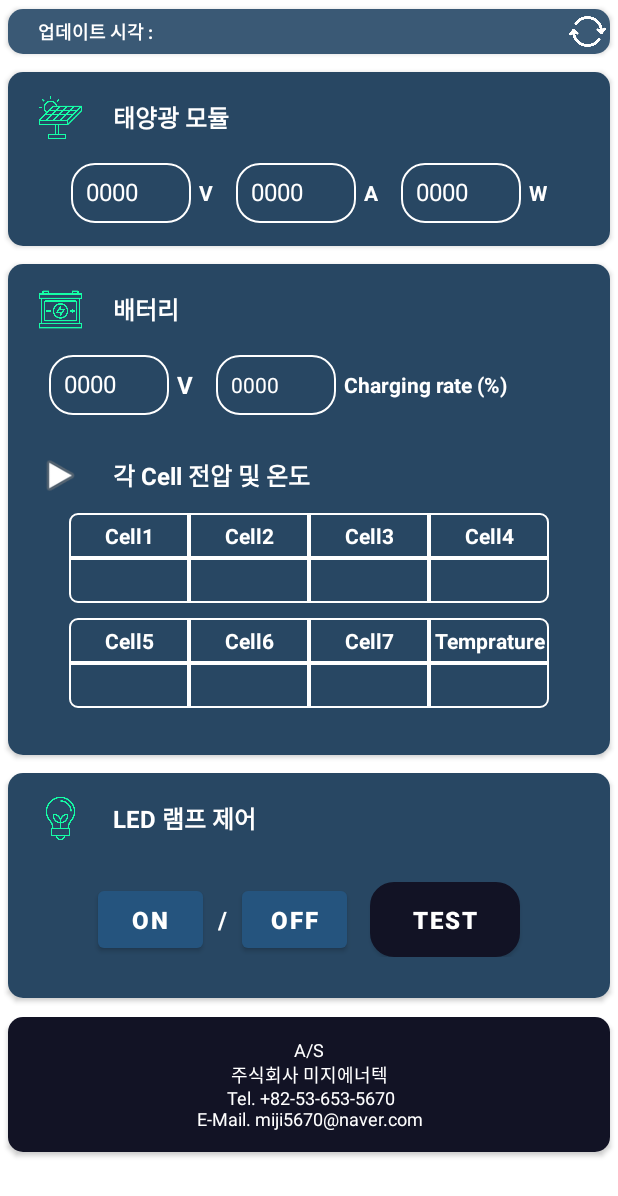
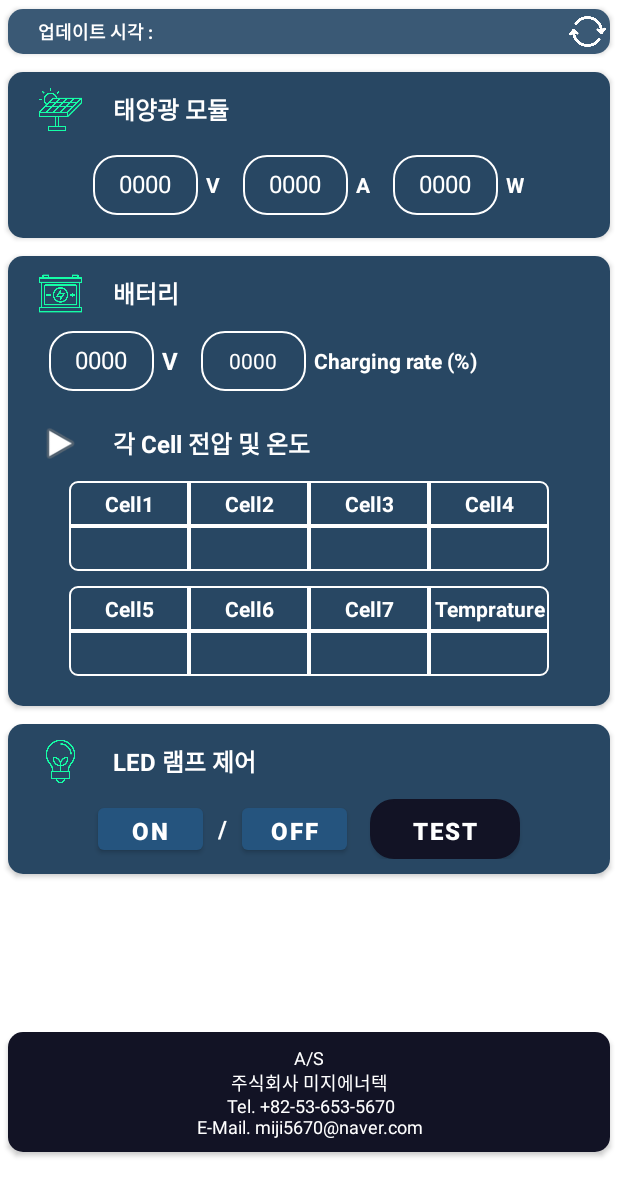
Before and after one commit to andrew5335/MIJI_Enertech_Solar_Application, an Android app: the layout fragment_tab2.xml on its own in the app's theme, with its tools: preview values and no code run, on a phone screen of 412 x 824 dp. Shown: the top 1196 px of the screen. Run offline under Robolectric (Android 15) with nearby library versions, the light colour scheme and no system bars.

Commit message:
추가 수정 진행 20221012

```diff
--- a/app/src/main/java/com/miji/solar/fragment/TabFragment1.java
+++ b/app/src/main/java/com/miji/solar/fragment/TabFragment1.java
@@ -184,17 +184,17 @@ public class TabFragment1 extends Fragment implements View.OnClickListener {
                         // 메인 상태와 파워 상태 변경
                         if (ret$1.equals("$0")) {
                             circleStatus.setImageResource(R.mipmap.light_verygood);
-                            statusPower.setImageResource(R.mipmap.m1);
+                            statusPower.setImageResource(R.mipmap.p1);
                             solar.setImageResource(R.mipmap.solar_very_good);
                             battery.setImageResource(R.mipmap.battery_verygood);
                         } else if(ret$1.equals("$1")) {
                             circleStatus.setImageResource(R.mipmap.light_good);
-                            statusPower.setImageResource(R.mipmap.m2);
+                            statusPower.setImageResource(R.mipmap.p1);
                             solar.setImageResource(R.mipmap.solar_good);
                             battery.setImageResource(R.mipmap.battery_good);
                         } else if(ret$1.equals("$2")) {
                             circleStatus.setImageResource(R.mipmap.light_bad);
-                            statusPower.setImageResource(R.mipmap.m3);
+                            statusPower.setImageResource(R.mipmap.p1);
                             solar.setImageResource(R.mipmap.solar_bad);
                             battery.setImageResource(R.mipmap.battery_bad);
                         } else {
--- a/app/src/main/java/com/miji/solar/fragment/TabFragment3.java
+++ b/app/src/main/java/com/miji/solar/fragment/TabFragment3.java
@@ -111,14 +111,14 @@ public class TabFragment3 extends Fragment implements View.OnClickListener {
         mijiMain = (MijiMainActivity) getActivity();
         LinearLayout frag1Linear = root.findViewById(R.id.frag3linear);
         sumData = root.findViewById(R.id.sum_data);
-        loadData = root.findViewById(R.id.load_data);
+        //loadData = root.findViewById(R.id.load_data);
         saveData = root.findViewById(R.id.save_data);
         refresh = root.findViewById(R.id.refresh);
         updateTime = root.findViewById(R.id.updateTime);
 
         refresh.setOnClickListener(this);
         saveData.setOnClickListener(this);
-        loadData.setOnClickListener(this);
+        //loadData.setOnClickListener(this);
 
         if(null != bundle) {
             //Log.i(TAG, bundle.getString("data"));
@@ -200,10 +200,12 @@ public class TabFragment3 extends Fragment implements View.OnClickListener {
                 Log.e(TAG, "refresh click");
                 break;
 
+                /**
             case R.id.load_data:
                 mijiMain.sendData2(requestData);
                 Log.e(TAG, "data request");
                 break;
+                 **/
 
             case R.id.save_data:
                 saveData();
--- a/app/src/main/res/layout/activity_miji_main.xml
+++ b/app/src/main/res/layout/activity_miji_main.xml
@@ -68,13 +68,13 @@
 
     </LinearLayout>
 
-    <ru.noties.scrollable.ScrollableLayout
+    <!--ru.noties.scrollable.ScrollableLayout
         android:layout_width="match_parent"
         android:layout_height="match_parent"
         app:scrollable_autoMaxScroll="false"
         app:scrollable_maxScroll="200dp"
         app:scrollable_friction="@integer/material_motion_duration_long_1"
-        app:scrollable_defaultCloseUp="false">
+        app:scrollable_defaultCloseUp="false"-->
 
     <LinearLayout
         android:layout_width="match_parent"
@@ -95,7 +95,7 @@
 
     </LinearLayout>
 
-    </ru.noties.scrollable.ScrollableLayout>
+    <!--/ru.noties.scrollable.ScrollableLayout-->
 
     <androidx.appcompat.widget.Toolbar
         android:layout_width="match_parent"
--- a/app/src/main/res/layout/fragment_tab2.xml
+++ b/app/src/main/res/layout/fragment_tab2.xml
@@ -95,7 +95,7 @@
                 <LinearLayout
                     android:layout_width="match_parent"
                     android:layout_height="wrap_content"
-                    android:layout_marginTop="15dp"
+                    android:layout_marginTop="10dp"
                     android:background="#284763"
                     android:orientation="horizontal">
 
@@ -126,8 +126,9 @@
 
                     <EditText
                         android:id="@+id/solar_voltage"
-                        android:layout_width="80dp"
+                        android:layout_width="70dp"
                         android:layout_height="40dp"
+                        android:gravity="center_vertical|center"
                         android:background="@drawable/box_border"
                         android:padding="10dp"
                         android:text="0000"
@@ -146,8 +147,9 @@
 
                     <EditText
                         android:id="@+id/solar_amp"
-                        android:layout_width="80dp"
+                        android:layout_width="70dp"
                         android:layout_height="40dp"
+                        android:gravity="center_vertical|center"
                         android:background="@drawable/box_border"
                         android:padding="10dp"
                         android:text="0000"
@@ -166,8 +168,9 @@
 
                     <EditText
                         android:id="@+id/solar_watt"
-                        android:layout_width="80dp"
+                        android:layout_width="70dp"
                         android:layout_height="40dp"
+                        android:gravity="center_vertical|center"
                         android:background="@drawable/box_border"
                         android:padding="10dp"
                         android:text="0000"
@@ -199,14 +202,14 @@
 
             <LinearLayout
                 android:layout_width="match_parent"
-                android:layout_height="327dp"
+                android:layout_height="300dp"
                 android:background="#284763"
                 android:orientation="vertical">
 
                 <LinearLayout
                     android:layout_width="match_parent"
                     android:layout_height="wrap_content"
-                    android:layout_marginTop="15dp"
+                    android:layout_marginTop="10dp"
                     android:background="#284763"
                     android:orientation="horizontal">
 
@@ -233,15 +236,16 @@
                     android:layout_width="match_parent"
                     android:layout_height="wrap_content"
                     android:layout_marginLeft="27dp"
-                    android:layout_marginTop="15dp"
+                    android:layout_marginTop="10dp"
                     android:layout_marginBottom="10dp"
                     android:gravity="center_vertical|left"
                     android:orientation="horizontal">
 
                     <EditText
                         android:id="@+id/battery_voltage"
-                        android:layout_width="80dp"
+                        android:layout_width="70dp"
                         android:layout_height="40dp"
+                        android:gravity="center_vertical|center"
                         android:background="@drawable/box_border"
                         android:padding="10dp"
                         android:text="0000"
@@ -260,8 +264,9 @@
 
                     <EditText
                         android:id="@+id/battery_charge"
-                        android:layout_width="80dp"
+                        android:layout_width="70dp"
                         android:layout_height="40dp"
+                        android:gravity="center_vertical|center"
                         android:background="@drawable/box_border"
                         android:padding="10dp"
                         android:text="0000"
@@ -283,7 +288,7 @@
                 <LinearLayout
                     android:layout_width="match_parent"
                     android:layout_height="wrap_content"
-                    android:layout_marginTop="15dp"
+                    android:layout_marginTop="10dp"
                     android:background="#284763"
                     android:orientation="horizontal">
 
@@ -556,7 +561,7 @@
                 <LinearLayout
                     android:layout_width="match_parent"
                     android:layout_height="wrap_content"
-                    android:layout_marginTop="15dp"
+                    android:layout_marginTop="10dp"
                     android:background="#284763"
                     android:orientation="horizontal">
 
@@ -581,14 +586,14 @@
                 <LinearLayout
                     android:layout_width="match_parent"
                     android:layout_height="wrap_content"
-                    android:layout_margin="27dp"
+                    android:layout_margin="10dp"
                     android:gravity="center_vertical|center"
                     android:orientation="horizontal">
 
                     <Button
                         android:id="@+id/lamp_on"
                         android:layout_width="70dp"
-                        android:layout_height="50dp"
+                        android:layout_height="40dp"
                         android:layout_marginRight="10dp"
                         android:text="ON"
                         android:textSize="16dp"
@@ -607,7 +612,7 @@
                     <Button
                         android:id="@+id/lamp_off"
                         android:layout_width="70dp"
-                        android:layout_height="50dp"
+                        android:layout_height="40dp"
                         android:layout_marginRight="10dp"
                         android:text="OFF"
                         android:textSize="16dp"
@@ -617,14 +622,13 @@
                     <Button
                         android:id="@+id/lamp_test"
                         android:layout_width="100dp"
-                        android:layout_height="50dp"
+                        android:layout_height="40dp"
                         android:layout_marginLeft="5dp"
                         android:text="Test"
                         android:textSize="16dp"
                         android:textStyle="bold"
                         android:background="@drawable/box_border_dark"
                         app:backgroundTint="#121325" />
-
 
                 </LinearLayout>
 
@@ -648,7 +652,7 @@
 
         <TextView
             android:layout_width="match_parent"
-            android:layout_height="90dp"
+            android:layout_height="80dp"
             android:layout_gravity="bottom"
             android:background="#121325"
             android:gravity="center_vertical|center"
--- a/app/src/main/res/layout/fragment_tab3.xml
+++ b/app/src/main/res/layout/fragment_tab3.xml
@@ -116,7 +116,7 @@
             android:gravity="right"
             android:orientation="horizontal">
 
-            <Button
+            <!--Button
                 android:id="@+id/load_data"
                 android:layout_width="100dp"
                 android:layout_height="40dp"
@@ -125,7 +125,7 @@
                 android:scrollIndicators="right"
                 android:text="Data"
                 android:textSize="10dp"
-                app:backgroundTint="#051523" />
+                app:backgroundTint="#051523" /-->
 
             <Button
                 android:id="@+id/save_data"
@@ -134,7 +134,7 @@
                 android:text="Download"
                 android:textSize="10dp"
                 android:background="@drawable/box_border"
-                app:backgroundTint="#6991B5"/>
+                app:backgroundTint="#3A5975"/>
 
         </LinearLayout>
 
```
Also changed, not shown: app/src/main/java/com/miji/solar/fragment/TabFragment4.java (+25 -1 lines), app/src/main/res/layout/fragment_tab4.xml (+21 -1 lines), app/src/main/res/mipmap-xhdpi/m0.png, app/src/main/res/mipmap-xhdpi/m1.png, app/src/main/res/mipmap-xhdpi/m2.png, app/src/main/res/mipmap-xhdpi/m22.png, app/src/main/res/mipmap-xhdpi/m3.png.
